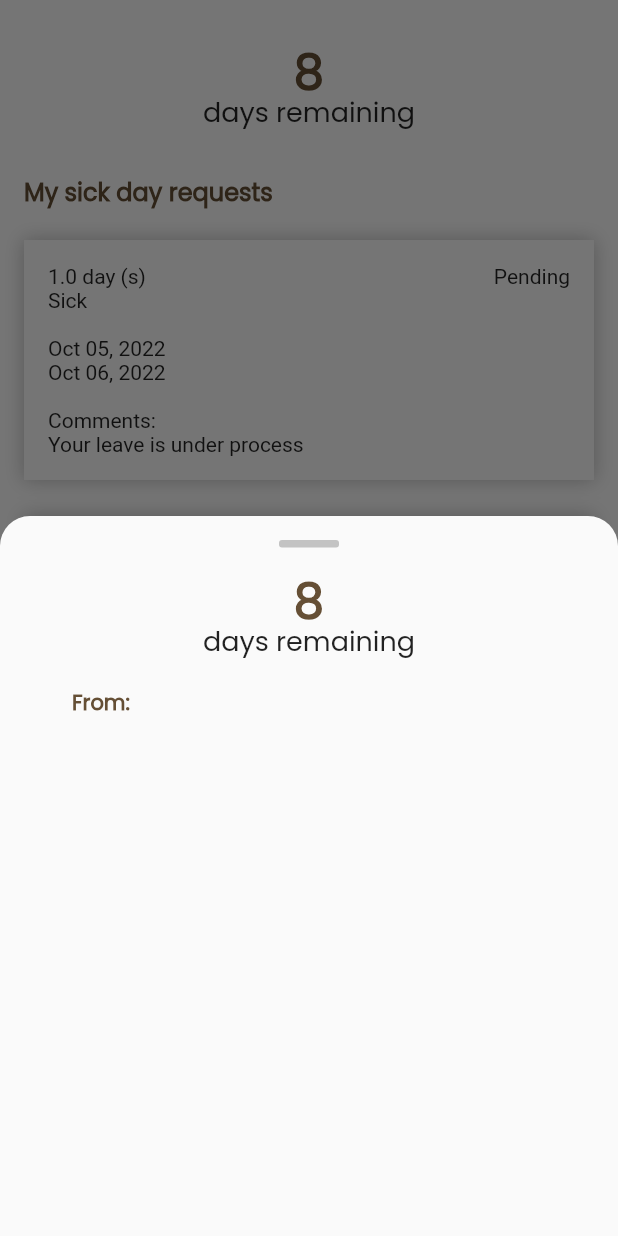
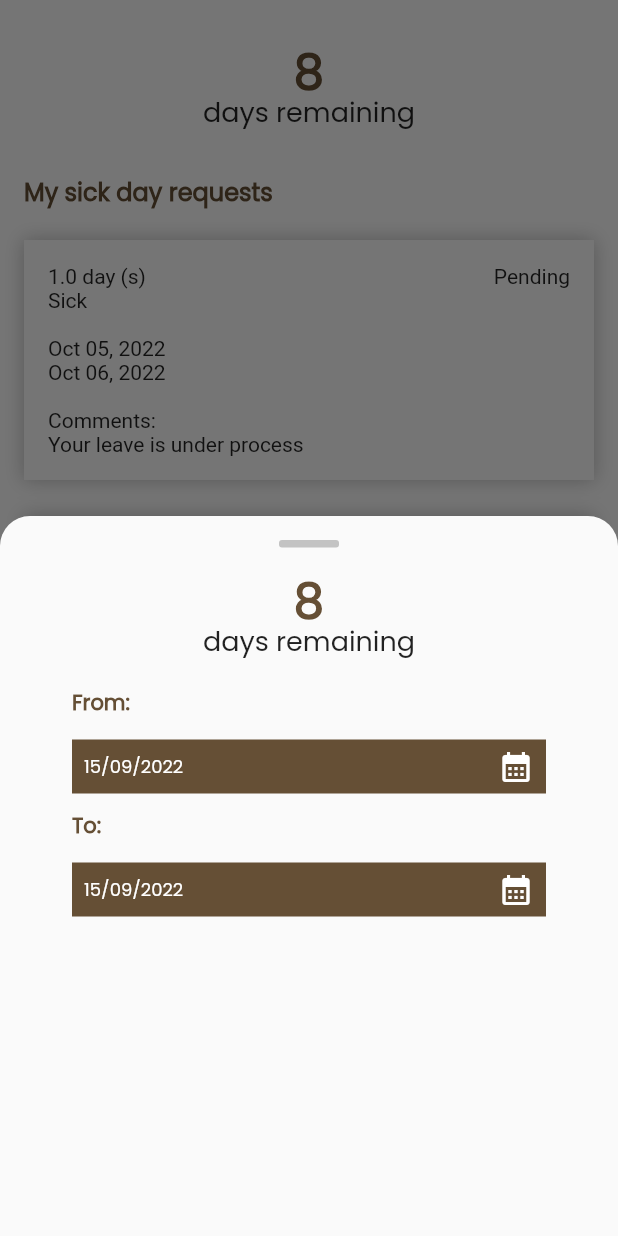
Before and after one commit to maazsurti/diamond-house-flutter, a Flutter app: the CommonRequestLeave screen opened directly, after a tap on "Request Leave", on a phone screen of 412 x 824 dp. Run offline on Flutter 3.47's test engine with Material 2 defaults, Android fonts, the phone set to English and light mode, and no system bars; our stand-ins replace persistent_bottom_nav_bar, shared_preferences; accounts and stored records are empty; network calls fail.

Commit message:
Update common_request_leave_details.dart

```diff
--- a/lib/views/RequestLeave/Components/common_request_leave_details.dart
+++ b/lib/views/RequestLeave/Components/common_request_leave_details.dart
@@ -45,9 +45,8 @@ class _CommonRequestLeaveDetailsState extends State<CommonRequestLeaveDetails> {
             SizedBox(height: 24),
             Padding(
               padding: const EdgeInsets.symmetric(horizontal: 48),
-              child: Align(
-                alignment: Alignment.centerLeft,
               child: Column(
+                crossAxisAlignment: CrossAxisAlignment.start,
                 children: [
                   Text(
                     "From:",
@@ -58,8 +57,23 @@ class _CommonRequestLeaveDetailsState extends State<CommonRequestLeaveDetails> {
                         color: AppColor.primary,
                         fontWeight: FontWeight.bold),
                   ),
+                  SizedBox(height: 16),
+                  DateField(),
+                  SizedBox(height: 16),
+                  Text(
+                    "To:",
+                    style: TextStyle(
+                        fontFamily: fontName,
+                        fontSize: 14,
+                        height: 1,
+                        color: AppColor.primary,
+                        fontWeight: FontWeight.bold),
+                  ),
+                  SizedBox(
+                    height: 16,
+                  ),
+                  DateField()
                 ],
-                ),
               ),
             )
           ],
@@ -68,3 +82,37 @@ class _CommonRequestLeaveDetailsState extends State<CommonRequestLeaveDetails> {
     );
   }
 }
+
+class DateField extends StatefulWidget {
+  const DateField({super.key});
+
+  @override
+  State<DateField> createState() => _DateFieldState();
+}
+
+class _DateFieldState extends State<DateField> {
+  @override
+  Widget build(BuildContext context) {
+    return InkWell(
+      onTap: () {},
+      child: Container(
+        padding: EdgeInsets.symmetric(horizontal: 8, vertical: 6),
+        color: AppColor.primary,
+        child: Row(
+          children: [
+            Text(
+              "15/09/2022",
+              style: TextStyle(
+                  color: Colors.white, fontFamily: fontName, fontSize: 12),
+            ),
+            Spacer(),
+            Icon(
+              Icons.calendar_month,
+              color: Colors.white,
+            )
+          ],
+        ),
+      ),
+    );
+  }
+}
```
Lines whose indentation alone changed are shown as unchanged.
